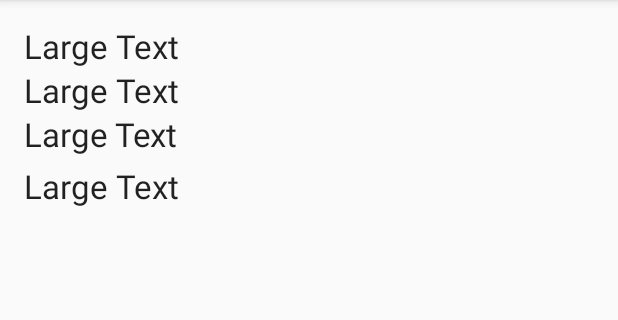
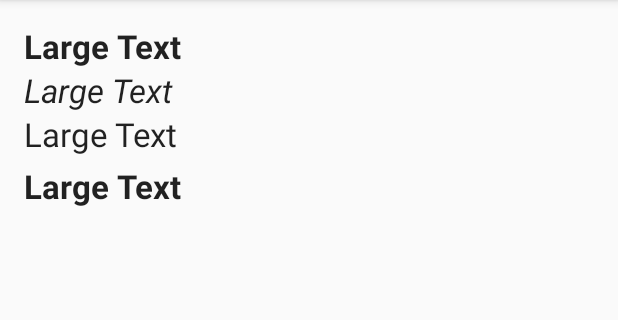
Before and after one commit to dongja94/SampleCustomFont_DD2, an Android app: the screen it shows after launch (MainActivity), on a phone screen of 412 x 824 dp, the part 84-404 px from its top. Run offline under Robolectric (Android 15) with nearby library versions, the phone set to English and light mode, and no system bars; Roboto replaces fonts that are not available here; 1 statement that could not run was skipped.

```diff
--- a/app/src/main/java/com/begentgroup/samplecustomfont/FontManager.java
+++ b/app/src/main/java/com/begentgroup/samplecustomfont/FontManager.java
@@ -30,6 +30,7 @@ public class FontManager {
         Typeface typeface = fontMap.get(fontName);
         if (typeface == null) {
             FontData fd = FontData.searchFont(fontName);
+            if (fd == null) return null;
             typeface = Typeface.createFromAsset(context.getAssets(), fd.fileName);
             fontMap.put(fontName, typeface);
         }
--- a/app/src/main/java/com/begentgroup/samplecustomfont/MainActivity.java
+++ b/app/src/main/java/com/begentgroup/samplecustomfont/MainActivity.java
@@ -1,28 +1,61 @@
 package com.begentgroup.samplecustomfont;
 
-import android.graphics.Typeface;
 import android.os.Bundle;
-import android.support.v7.app.AppCompatActivity;
-import android.widget.TextView;
 
-public class MainActivity extends AppCompatActivity {
+public class MainActivity extends ParentActivity {
+
+//    AppCompatDelegate mDelegate;
 
     @Override
     protected void onCreate(Bundle savedInstanceState) {
+//        getLayoutInflater().setFactory2(this);
+//        mDelegate = getDelegate();
         super.onCreate(savedInstanceState);
         setContentView(R.layout.activity_main);
 
-        TextView tv = (TextView)findViewById(R.id.text_nanum);
-//        Typeface typeface = Typeface.createFromAsset(getAssets(), "nanumgothic.ttf");
-        Typeface typeface = FontManager.getInstance().getTypeface(this, FontData.NANUM);
-        tv.setTypeface(typeface);
+//        TextView tv = (TextView)findViewById(R.id.text_nanum);
+////        Typeface typeface = Typeface.createFromAsset(getAssets(), "nanumgothic.ttf");
+//        Typeface typeface = FontManager.getInstance().getTypeface(this, FontData.NANUM);
+//        tv.setTypeface(typeface);
+//
+//        tv = (TextView)findViewById(R.id.text_noto);
+////        typeface = Typeface.createFromAsset(getAssets(), "NotoSansKR-Regular.otf");
+//        tv.setTypeface(FontManager.getInstance().getTypeface(this, FontData.NOTO));
+//
+//        tv = (TextView)findViewById(R.id.text_roboto);
+////        typeface = Typeface.createFromAsset(getAssets(), "Roboto-Regular.ttf");
+//        tv.setTypeface(FontManager.getInstance().getTypeface(this, FontData.ROBOTO));
+    }
 
-        tv = (TextView)findViewById(R.id.text_noto);
-//        typeface = Typeface.createFromAsset(getAssets(), "NotoSansKR-Regular.otf");
-        tv.setTypeface(FontManager.getInstance().getTypeface(this, FontData.ROBOTO));
-
-        tv = (TextView)findViewById(R.id.text_roboto);
-//        typeface = Typeface.createFromAsset(getAssets(), "Roboto-Regular.ttf");
-        tv.setTypeface(FontManager.getInstance().getTypeface(this, FontData.NOTO));
-    }
+//    @Override
+//    public View onCreateView(View parent, String name, Context context, AttributeSet attrs) {
+//        View view = super.onCreateView(parent, name, context, attrs);
+//        if (view == null) {
+//            view = mDelegate.createView(parent, name, context, attrs);
+//        }
+//        view = setCustomFont(view, name, context, attrs);
+//        return view;
+//    }
+//
+//    private View setCustomFont(View view, String name, Context context, AttributeSet attrs) {
+//        if (view == null) {
+//            if (name.equals("TextView")) {
+//                view = new TextView(context, attrs);
+//            }
+//        }
+//        if (view != null && view instanceof TextView) {
+//            TextView tv = (TextView)view;
+//            TypedArray ta = context.obtainStyledAttributes(attrs, R.styleable.CustomFont);
+//            String fontName = ta.getString(R.styleable.CustomFont_android_fontFamily);
+//            int textStyle = ta.getInt(R.styleable.CustomFont_android_textStyle, Typeface.NORMAL);
+//            ta.recycle();
+//            if (!TextUtils.isEmpty(fontName)) {
+//                Typeface typeface = FontManager.getInstance().getTypeface(context, fontName);
+//                if (typeface != null) {
+//                    tv.setTypeface(typeface, textStyle);
+//                }
+//            }
+//        }
+//        return view;
+//    }
 }
--- /dev/null
+++ b/app/src/main/java/com/begentgroup/samplecustomfont/ParentActivity.java
@@ -0,0 +1,59 @@
+package com.begentgroup.samplecustomfont;
+
+import android.content.Context;
+import android.content.res.TypedArray;
+import android.graphics.Typeface;
+import android.os.Bundle;
+import android.support.v7.app.AppCompatActivity;
+import android.support.v7.app.AppCompatDelegate;
+import android.text.TextUtils;
+import android.util.AttributeSet;
+import android.view.View;
+import android.widget.TextView;
+
+/**
+ * Created by Administrator on 2016-08-02.
+ */
+public class ParentActivity extends AppCompatActivity {
+    AppCompatDelegate mDelegate;
+
+    @Override
+    protected void onCreate(Bundle savedInstanceState) {
+        getLayoutInflater().setFactory2(this);
+        mDelegate = getDelegate();
+        super.onCreate(savedInstanceState);
+    }
+
+    @Override
+    public View onCreateView(View parent, String name, Context context, AttributeSet attrs) {
+        View view = super.onCreateView(parent, name, context, attrs);
+        if (view == null) {
+            view = mDelegate.createView(parent, name, context, attrs);
+        }
+        view = setCustomFont(view, name, context, attrs);
+        return view;
+    }
+
+    private View setCustomFont(View view, String name, Context context, AttributeSet attrs) {
+        if (view == null) {
+            if (name.equals("TextView")) {
+                view = new TextView(context, attrs);
+            }
+        }
+        if (view != null && view instanceof TextView) {
+            TextView tv = (TextView)view;
+            TypedArray ta = context.obtainStyledAttributes(attrs, R.styleable.CustomFont);
+            String fontName = ta.getString(R.styleable.CustomFont_android_fontFamily);
+            int textStyle = ta.getInt(R.styleable.CustomFont_android_textStyle, Typeface.NORMAL);
+            ta.recycle();
+            if (!TextUtils.isEmpty(fontName)) {
+                Typeface typeface = FontManager.getInstance().getTypeface(context, fontName);
+                if (typeface != null) {
+                    tv.setTypeface(typeface, textStyle);
+                }
+            }
+        }
+        return view;
+    }
+
+}
--- a/app/src/main/res/layout/activity_main.xml
+++ b/app/src/main/res/layout/activity_main.xml
@@ -14,6 +14,7 @@
         android:layout_height="wrap_content"
         android:textAppearance="?android:attr/textAppearanceLarge"
         android:text="Large Text"
+        android:textStyle="bold"
         android:id="@+id/textView"
         android:layout_alignParentTop="true"
         android:layout_alignParentLeft="true"
@@ -24,10 +25,12 @@
         android:layout_height="wrap_content"
         android:textAppearance="?android:attr/textAppearanceLarge"
         android:text="Large Text"
+        android:textStyle="italic"
         android:id="@+id/text_nanum"
         android:layout_below="@+id/textView"
         android:layout_alignParentLeft="true"
-        android:layout_alignParentStart="true" />
+        android:layout_alignParentStart="true"
+        android:fontFamily="noto" />
 
     <TextView
         android:layout_width="wrap_content"
@@ -35,9 +38,11 @@
         android:textAppearance="?android:attr/textAppearanceLarge"
         android:text="Large Text"
         android:id="@+id/text_noto"
+        android:textStyle="normal"
         android:layout_below="@+id/text_nanum"
         android:layout_alignParentLeft="true"
-        android:layout_alignParentStart="true" />
+        android:layout_alignParentStart="true"
+        android:fontFamily="roboto" />
 
     <TextView
         android:layout_width="wrap_content"
@@ -45,7 +50,9 @@
         android:textAppearance="?android:attr/textAppearanceLarge"
         android:text="Large Text"
         android:id="@+id/text_roboto"
+        android:textStyle="bold"
         android:layout_below="@+id/text_noto"
         android:layout_alignParentLeft="true"
-        android:layout_alignParentStart="true" />
+        android:layout_alignParentStart="true"
+        android:fontFamily="nanum" />
 </RelativeLayout>
--- /dev/null
+++ b/app/src/main/res/values/attrs.xml
@@ -0,0 +1,7 @@
+<?xml version="1.0" encoding="utf-8"?>
+<resources>
+    <declare-styleable name="CustomFont">
+        <attr name="android:fontFamily" />
+        <attr name="android:textStyle" />
+    </declare-styleable>
+</resources>
```
